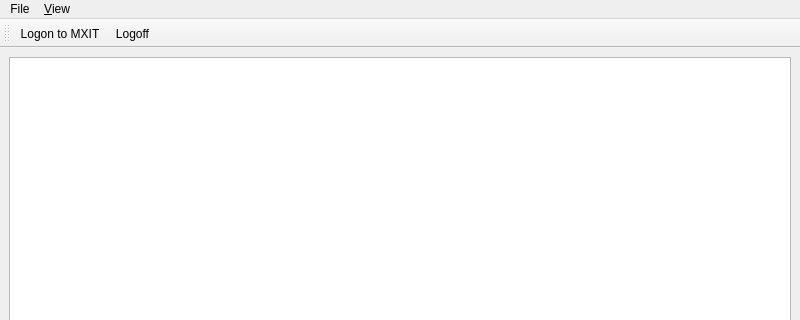
Old version of the form src/gui/mxitc.ui in the repository marcbowes/mxitc; both pictures show x 0 to 800 and y 0 to 320 of the 800 by 600 pixel window.
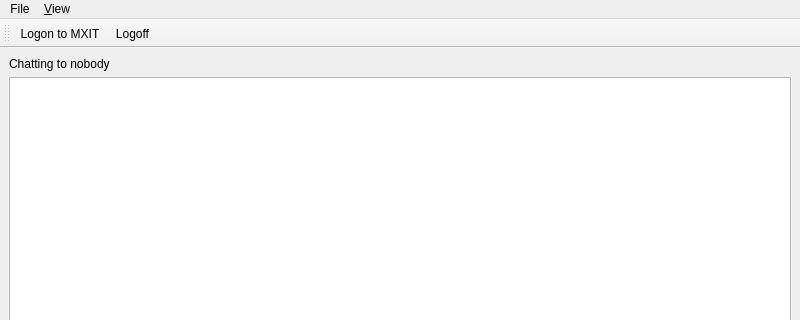
New version of the form.

What changed in the file:
```diff
--- a/src/gui/mxitc.ui
+++ b/src/gui/mxitc.ui
@@ -15,6 +15,13 @@
   </property>
   <widget class="QWidget" name="centralwidget">
    <layout class="QVBoxLayout" name="verticalLayout">
+    <item>
+     <widget class="QLabel" name="chattingToLabel">
+      <property name="text">
+       <string>Chatting to nobody</string>
+      </property>
+     </widget>
+    </item>
     <item>
      <widget class="QTextEdit" name="mainTextArea">
       <property name="readOnly">
```
Left out of the diff: 8 changed lines with no effect on the pictures.
